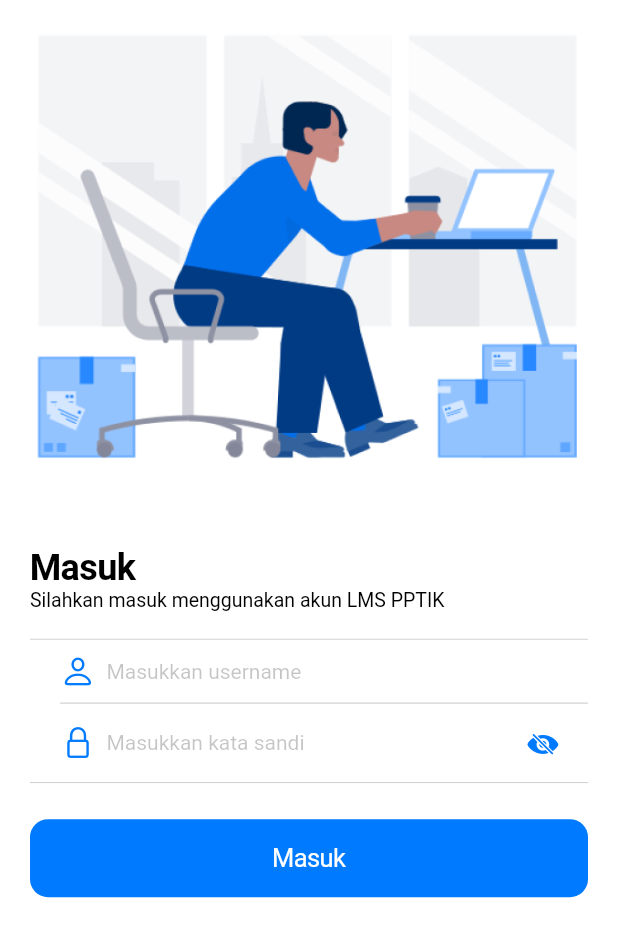
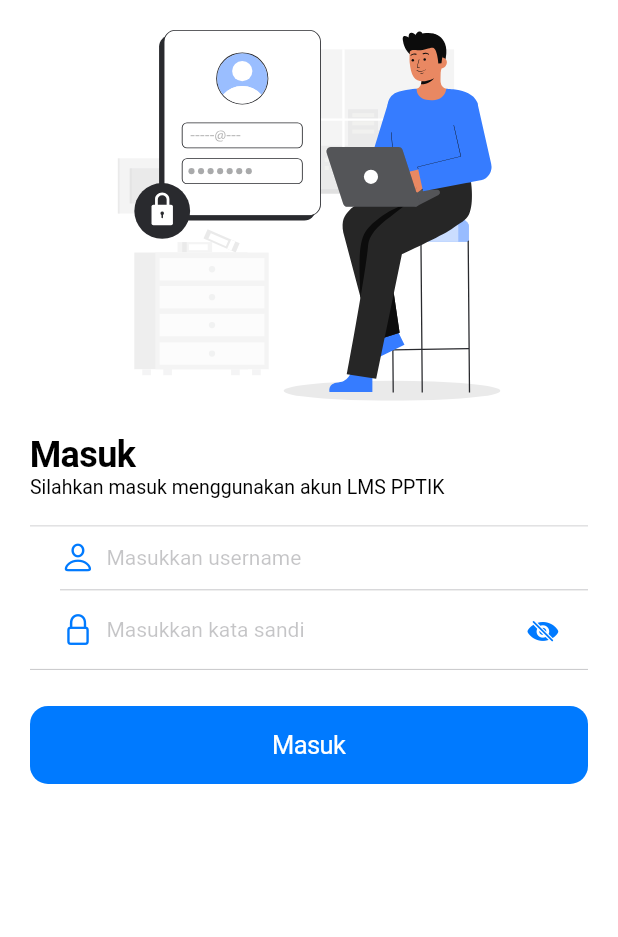
Before and after one commit to novannp/lms_pptik, a Flutter app: the screen it shows after launch, on a phone screen of 412 x 824 dp. Shown: the top 937 px of the screen. Run offline on Flutter 3.47's test engine with Material 2 defaults, Android fonts, the light colour scheme and no system bars; our stand-ins replace awesome_notifications, flutter_riverpod, flutter_secure_storage, flutter_svg, flutter_widget_from_html, go_router and 6 more; missing offline and left inert: syncfusion_localizations; Roboto replaces fonts that are missing (SF-Pro).

Commit message:
change login ilustration

```diff
--- a/lib/src/views/screens/login_screen.dart
+++ b/lib/src/views/screens/login_screen.dart
@@ -1,6 +1,7 @@
 import 'package:flutter/cupertino.dart';
 import 'package:flutter/material.dart';
 import 'package:flutter_riverpod/flutter_riverpod.dart';
+import 'package:flutter_svg/svg.dart';
 import 'package:go_router/go_router.dart';
 
 import '../../features/auth/provider/auth_notifier.dart';
@@ -48,13 +49,18 @@ class LoginScreenState extends ConsumerState<LoginScreen> {
         child: SingleChildScrollView(
           controller: _scrollController,
           child: Column(
-            crossAxisAlignment: CrossAxisAlignment.start,
+            crossAxisAlignment: CrossAxisAlignment.center,
             children: [
-              Image.asset('assets/images/login.png'),
+              const SizedBox(height: 20),
+              SvgPicture.asset(
+                'assets/images/login.svg',
+                height: MediaQuery.of(context).size.height * 0.3,
+                width: MediaQuery.of(context).size.width,
+              ),
               Form(
                 key: _formKey,
                 child: Column(
-                  crossAxisAlignment: CrossAxisAlignment.start,
+                  crossAxisAlignment: CrossAxisAlignment.center,
                   children: [
                     CupertinoFormSection(
                       clipBehavior: Clip.antiAlias,
@@ -82,7 +88,7 @@ class LoginScreenState extends ConsumerState<LoginScreen> {
                                 .textStyle
                                 .copyWith(color: Colors.black),
                           ),
-                          SizedBox(height: 12),
+                          const SizedBox(height: 12),
                         ],
                       ),
                       footer: const SizedBox(height: 12),
@@ -157,14 +163,14 @@ class LoginScreenState extends ConsumerState<LoginScreen> {
                       width: MediaQuery.of(context).size.width,
                       child: CupertinoButton.filled(
                         child: ref.watch(loadingStateProvider)
-                            ? CupertinoActivityIndicator(
+                            ? const CupertinoActivityIndicator(
                                 color: Colors.white,
                               )
-                            : Row(
+                            : const Row(
                                 mainAxisAlignment: MainAxisAlignment.center,
                                 crossAxisAlignment: CrossAxisAlignment.center,
                                 children: [
-                                  const Text('Masuk'),
+                                  Text('Masuk'),
                                 ],
                               ),
                         onPressed: () {
```
Also changed, not shown: assets/images/login.png (deleted), assets/images/login.svg (added).
